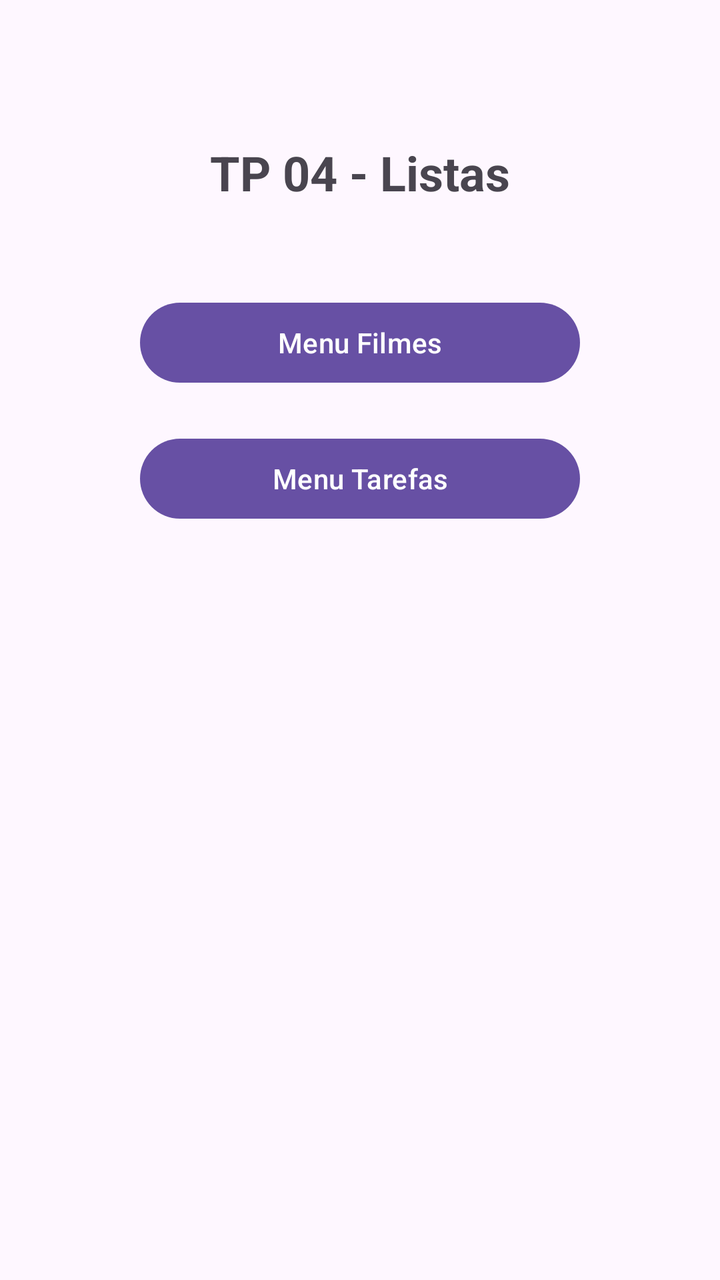
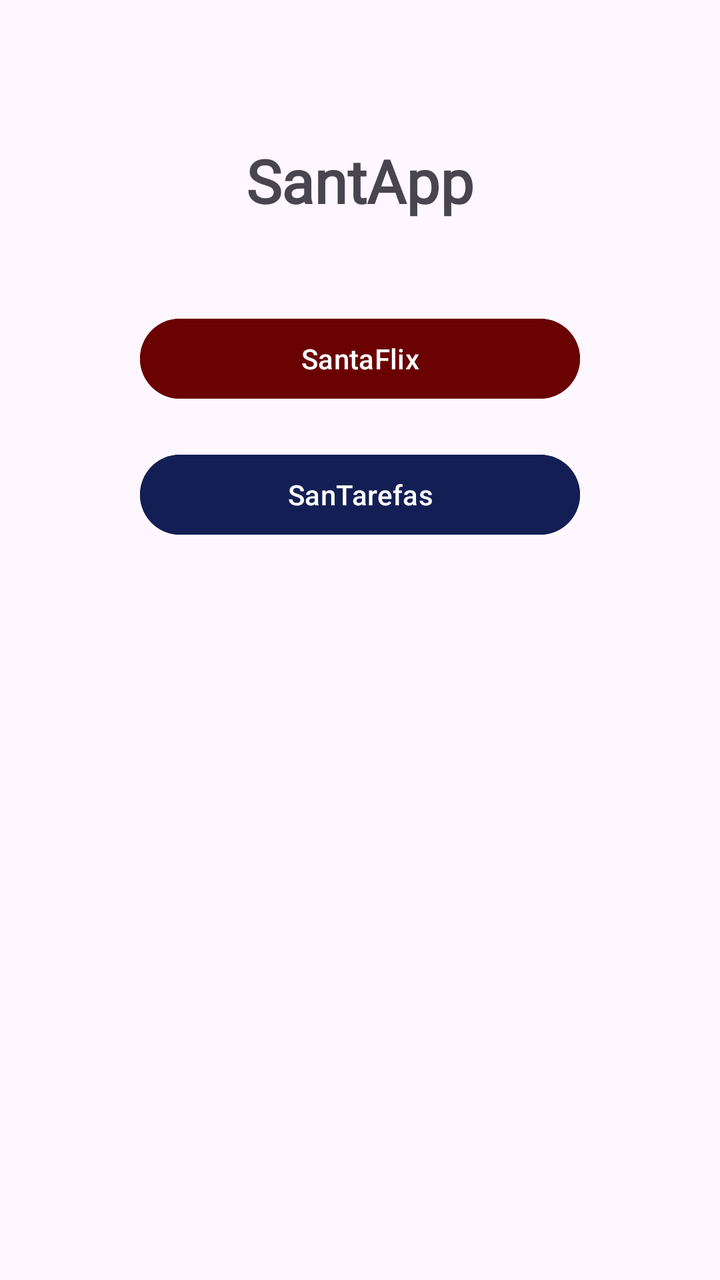

Screens rendered from an Android XML layout before and after an edit, with the pre-edit source and the edit as a unified diff.
<!-- AndroidManifest.xml: application theme Theme.Aula05 -->
<!-- res/layout/activity_main.xml -->
<?xml version="1.0" encoding="utf-8"?>
<androidx.constraintlayout.widget.ConstraintLayout xmlns:android="http://schemas.android.com/apk/res/android"
    xmlns:app="http://schemas.android.com/apk/res-auto"
    xmlns:tools="http://schemas.android.com/tools"
    android:id="@+id/main"
    android:layout_width="match_parent"
    android:layout_height="match_parent"
    tools:context=".view.MainActivity">

    <Button
        android:id="@+id/btn_menu_tarefa"
        android:layout_width="220dp"
        android:layout_height="48dp"
        android:layout_marginTop="20dp"
        android:text="Menu Tarefas"
        app:layout_constraintEnd_toEndOf="parent"
        app:layout_constraintStart_toStartOf="parent"
        app:layout_constraintTop_toBottomOf="@+id/btn_menu_filme" />

    <Button
        android:id="@+id/btn_menu_filme"
        android:layout_width="220dp"
        android:layout_height="48dp"
        android:layout_marginTop="45dp"
        android:text="Menu Filmes"
        app:layout_constraintEnd_toEndOf="parent"
        app:layout_constraintStart_toStartOf="parent"
        app:layout_constraintTop_toBottomOf="@+id/tv_titulo" />

    <TextView
        android:id="@+id/tv_titulo"
        android:layout_width="wrap_content"
        android:layout_height="wrap_content"
        android:layout_marginTop="70dp"
        android:text="TP 04 - Listas"
        android:textSize="24sp"
        android:textStyle="bold"
        app:layout_constraintEnd_toEndOf="parent"
        app:layout_constraintStart_toStartOf="parent"
        app:layout_constraintTop_toTopOf="parent" />
</androidx.constraintlayout.widget.ConstraintLayout>
<!-- resources referenced by this layout -->
<resources>
  <style name="Theme.Aula05" parent="Base.Theme.Aula05" />
  <style name="Base.Theme.Aula05" parent="Theme.Material3.DayNight.NoActionBar">
          
          
      </style>
</resources>

<!-- the commit's change to res/layout/activity_main.xml (unified diff, before → after) -->
@@ -8,32 +8,35 @@
     tools:context=".view.MainActivity">
 
     <Button
-        android:id="@+id/btn_menu_tarefa"
+        android:id="@+id/btn_menu_tarefas"
         android:layout_width="220dp"
         android:layout_height="48dp"
         android:layout_marginTop="20dp"
-        android:text="Menu Tarefas"
+        android:backgroundTint="#131F54"
+        android:text="SanTarefas"
         app:layout_constraintEnd_toEndOf="parent"
         app:layout_constraintStart_toStartOf="parent"
-        app:layout_constraintTop_toBottomOf="@+id/btn_menu_filme" />
+        app:layout_constraintTop_toBottomOf="@+id/btn_menu_filmes" />
 
     <Button
-        android:id="@+id/btn_menu_filme"
+        android:id="@+id/btn_menu_filmes"
         android:layout_width="220dp"
         android:layout_height="48dp"
         android:layout_marginTop="45dp"
-        android:text="Menu Filmes"
+        android:backgroundTint="#6A0202"
+        android:text="SantaFlix"
         app:layout_constraintEnd_toEndOf="parent"
         app:layout_constraintStart_toStartOf="parent"
-        app:layout_constraintTop_toBottomOf="@+id/tv_titulo" />
+        app:layout_constraintTop_toBottomOf="@+id/tv_nome" />
 
     <TextView
-        android:id="@+id/tv_titulo"
+        android:id="@+id/tv_nome"
         android:layout_width="wrap_content"
         android:layout_height="wrap_content"
         android:layout_marginTop="70dp"
-        android:text="TP 04 - Listas"
-        android:textSize="24sp"
+        android:fontFamily="@font/alata"
+        android:text="SantApp"
+        android:textSize="30dp"
         android:textStyle="bold"
         app:layout_constraintEnd_toEndOf="parent"
         app:layout_constraintStart_toStartOf="parent"
